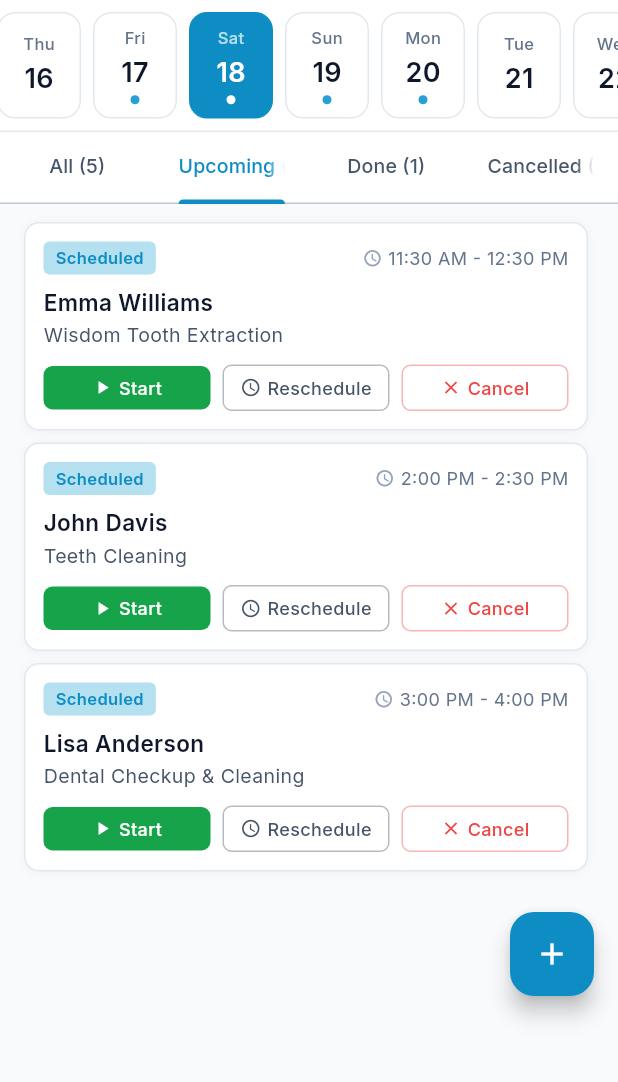
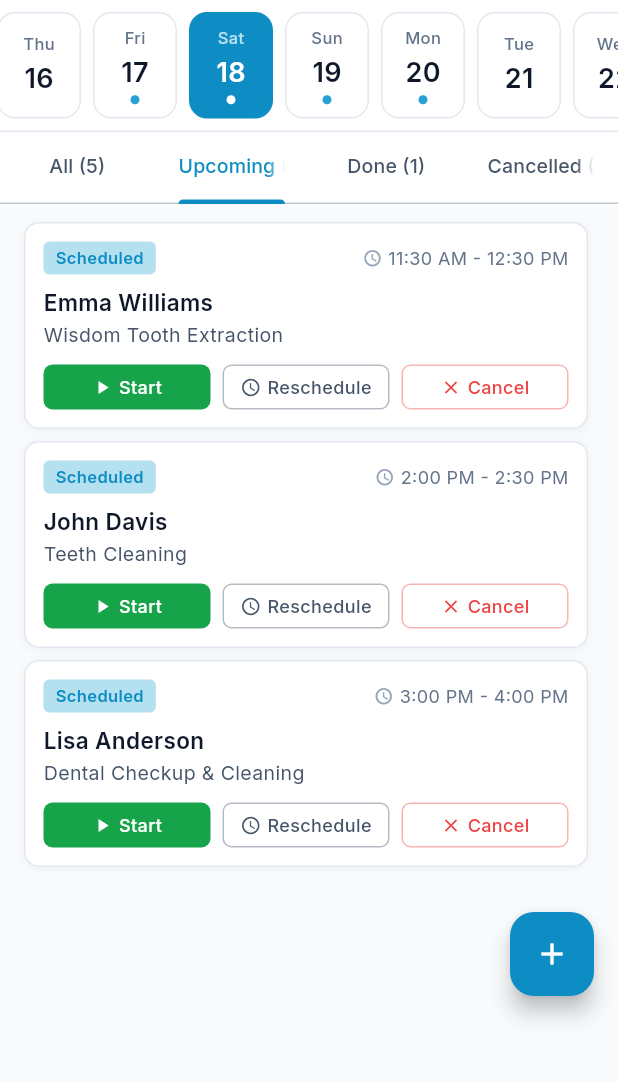
Before and after one commit to madhuri390/clinicapp, a Flutter app: the AppointmentsScreen screen opened directly, tab 2 chosen, on a phone screen of 412 x 824 dp, the part 96-1178 px from its top. Run offline on Flutter 3.47's test engine with Material 3 defaults, Android fonts, the phone set to English and light mode, and no system bars; our stand-ins replace flutter_dotenv, google_fonts, shared_preferences, supabase_flutter; accounts and stored records are empty.

Commit message:
feat: add WhatsApp integration environment variables and improve appointment button layout responsiveness

```diff
--- a/lib/screens/appointments_screen.dart
+++ b/lib/screens/appointments_screen.dart
@@ -859,7 +859,8 @@ class _ActionButton extends StatelessWidget {
           onTap: onTap,
           borderRadius: BorderRadius.circular(6),
           child: Container(
-            padding: const EdgeInsets.symmetric(vertical: 6),
+            height: 30,
+            alignment: Alignment.center,
             decoration: outlined
                 ? BoxDecoration(
                     borderRadius: BorderRadius.circular(6),
@@ -869,16 +870,23 @@ class _ActionButton extends StatelessWidget {
             child: Row(
               mainAxisAlignment: MainAxisAlignment.center,
               children: [
+                const SizedBox(width: 4),
                 Icon(icon, size: 14, color: outlined ? color : Colors.white),
                 const SizedBox(width: 4),
-                Text(
-                  label,
-                  style: GoogleFonts.inter(
-                    fontSize: 12,
-                    fontWeight: FontWeight.w500,
-                    color: outlined ? color : Colors.white,
+                Flexible(
+                  child: FittedBox(
+                    fit: BoxFit.scaleDown,
+                    child: Text(
+                      label,
+                      style: GoogleFonts.inter(
+                        fontSize: 12,
+                        fontWeight: FontWeight.w500,
+                        color: outlined ? color : Colors.white,
+                      ),
+                    ),
                   ),
                 ),
+                const SizedBox(width: 4),
               ],
             ),
           ),
```
Also changed, not shown: 1 other file.
